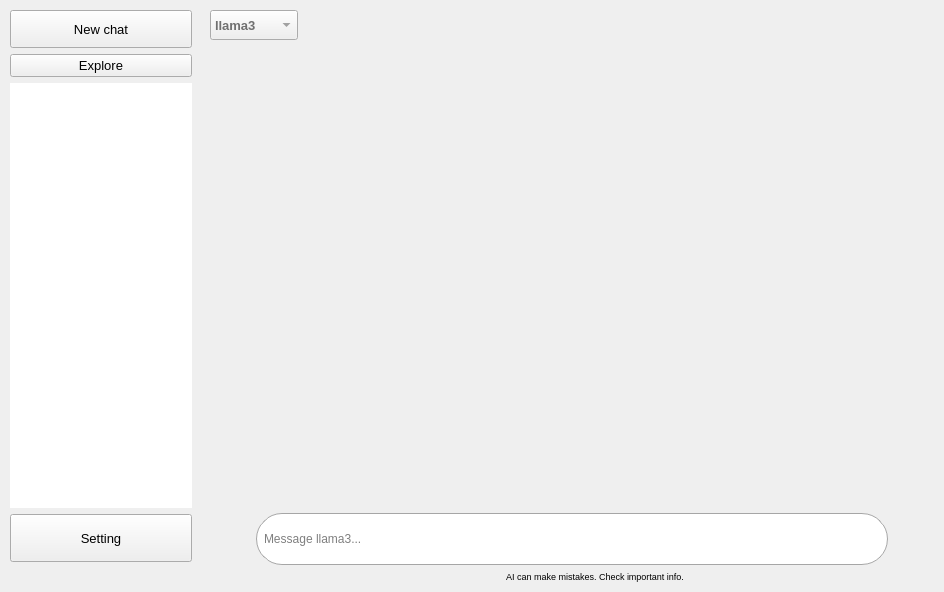
Qt form forms/mainwindow.ui (farleyrunkel/qollama) before a commit.
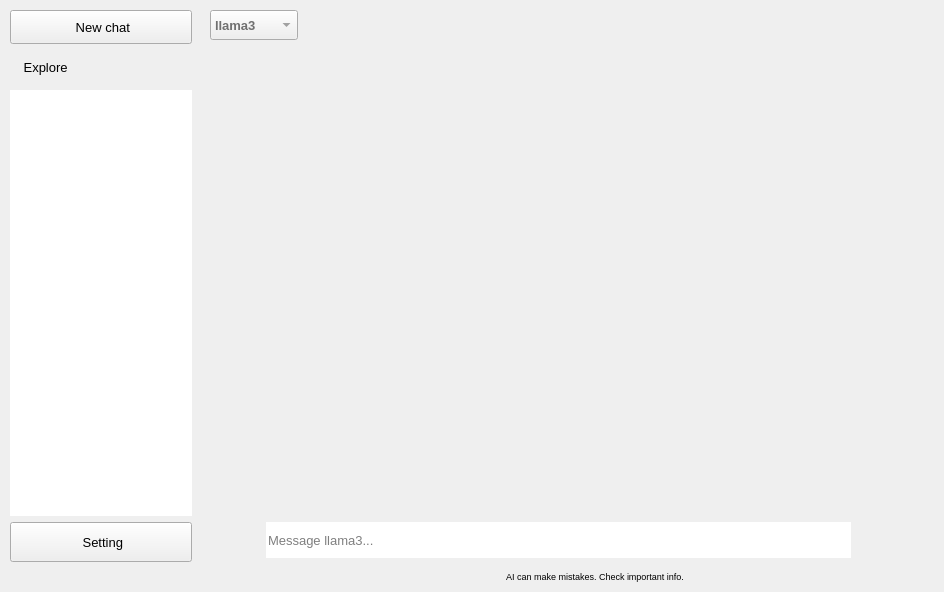
The same form after that commit. Icons and pictures are not drawn. Custom widgets are drawn as their Qt base class.

Commit message: add explore page

Diff of the .ui file:
```diff
--- a/forms/mainwindow.ui
+++ b/forms/mainwindow.ui
@@ -164,13 +164,13 @@
              <property name="minimumSize">
               <size>
                <width>0</width>
-               <height>38</height>
+               <height>34</height>
               </size>
              </property>
              <property name="maximumSize">
               <size>
                <width>16777215</width>
-               <height>38</height>
+               <height>34</height>
               </size>
              </property>
              <property name="mouseTracking">
@@ -188,11 +188,8 @@
              <property name="layoutDirection">
               <enum>Qt::LeftToRight</enum>
              </property>
-             <property name="styleSheet">
-              <string notr="true"/>
-             </property>
              <property name="text">
-              <string>New chat</string>
+              <string> New chat</string>
              </property>
              <property name="icon">
               <iconset resource="../resouces.qrc">
@@ -208,8 +205,26 @@
            </item>
            <item>
             <widget class="QPushButton" name="exploreButton">
+             <property name="minimumSize">
+              <size>
+               <width>0</width>
+               <height>34</height>
+              </size>
+             </property>
+             <property name="maximumSize">
+              <size>
+               <width>16777215</width>
+               <height>34</height>
+              </size>
+             </property>
+             <property name="styleSheet">
+              <string notr="true">    border: 1px hidden gray;
+    border-radius:10px;
+    padding-left: 10px; /* 设置左边距 */
+    text-align: left; /* 设置文本左对齐 */</string>
+             </property>
              <property name="text">
-              <string>Explore</string>
+              <string> Explore</string>
              </property>
              <property name="icon">
               <iconset resource="../resouces.qrc">
@@ -265,13 +280,13 @@
              <property name="minimumSize">
               <size>
                <width>0</width>
-               <height>48</height>
+               <height>40</height>
               </size>
              </property>
              <property name="maximumSize">
               <size>
                <width>16777215</width>
-               <height>48</height>
+               <height>40</height>
               </size>
              </property>
              <property name="font">
@@ -285,7 +300,7 @@
               <string notr="true"/>
              </property>
              <property name="text">
-              <string>Setting</string>
+              <string> Setting</string>
              </property>
              <property name="icon">
               <iconset resource="../resouces.qrc">
@@ -343,13 +358,17 @@
         <layout class="QGridLayout" name="gridLayout">
          <item row="3" column="1">
           <widget class="QFrame" name="inputFrame">
-           <property name="styleSheet">
-            <string notr="true">QFrame{
-    background-color:white;
-    border: 1px solid #a6a6a6;
-    border-radius: 26px;
-}
-</string>
+           <property name="minimumSize">
+            <size>
+             <width>0</width>
+             <height>50</height>
+            </size>
+           </property>
+           <property name="maximumSize">
+            <size>
+             <width>16777215</width>
+             <height>50</height>
+            </size>
            </property>
            <property name="frameShape">
             <enum>QFrame::NoFrame</enum>
@@ -359,41 +378,27 @@
            </property>
            <layout class="QHBoxLayout" name="horizontalLayout_3" stretch="0,0">
             <property name="spacing">
-             <number>0</number>
+             <number>2</number>
             </property>
             <property name="leftMargin">
-             <number>5</number>
+             <number>10</number>
             </property>
             <property name="topMargin">
-             <number>0</number>
+             <number>7</number>
             </property>
             <property name="rightMargin">
-             <number>8</number>
+             <number>5</number>
             </property>
             <property name="bottomMargin">
-             <number>0</number>
+             <number>7</number>
             </property>
             <item>
              <widget class="QLineEdit" name="inputLine">
-              <property name="minimumSize">
-               <size>
-                <width>0</width>
-                <height>50</height>
-               </size>
-              </property>
-              <property name="maximumSize">
-               <size>
-                <width>16777215</width>
-                <height>50</height>
-               </size>
-              </property>
-              <property name="styleSheet">
-               <string notr="true">
-    background-color:white;
-    border: 1px hidden #a6a6a6;
-    border-radius: 25px;
-
-</string>
+              <property name="sizePolicy">
+               <sizepolicy hsizetype="Expanding" vsizetype="Expanding">
+                <horstretch>0</horstretch>
+                <verstretch>0</verstretch>
+               </sizepolicy>
               </property>
               <property name="inputMethodHints">
                <set>Qt::ImhFormattedNumbersOnly</set>
@@ -401,6 +406,9 @@
               <property name="frame">
                <bool>false</bool>
               </property>
+              <property name="alignment">
+               <set>Qt::AlignLeading|Qt::AlignLeft|Qt::AlignVCenter</set>
+              </property>
               <property name="placeholderText">
                <string>Message llama3...</string>
               </property>
@@ -429,22 +437,6 @@
               <property name="layoutDirection">
                <enum>Qt::LeftToRight</enum>
               </property>
-              <property name="styleSheet">
-               <string notr="true">QPushButton {
-    border: 1px hidden rgb(84, 210, 99);
-    border-radius:15px;
-    text-align: center;
-}
-QPushButton:hover {
-    background-color: rgb(84, 210, 199);
-    color: black;
-}
-QPushButton:pressed {
-    background-color:rgb(84, 210, 199);
-    border-style: inset;
-}
-</string>
-              </property>
               <property name="text">
                <string/>
               </property>
```
Left out of the diff: 4 changed lines with no effect on the pictures. The commit also changes 13 other files.
